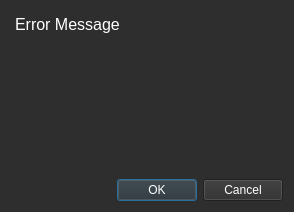
Above: error.ui from alvi-khan/Marshal before the change. Below: the same form after it.
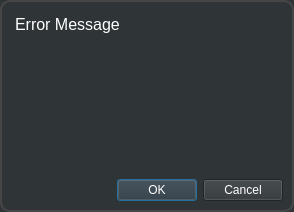
That is the form after the change.

```diff
--- a/error.ui
+++ b/error.ui
@@ -14,8 +14,16 @@
    <string>Dialog</string>
   </property>
   <property name="styleSheet">
-   <string notr="true">color: rgb(153, 153, 153);
-background-color: rgb(46, 46, 46);</string>
+   <string notr="true">QDialog{
+	border: 1.5px solid rgb(70, 70, 70);
+	border-radius: 10px;
+}
+* {
+	color: rgb(153, 153, 153);
+	background-color: rgb(47, 52, 55);
+}
+QPushButton:hover 
+{ background-color: #3E3E3E; }</string>
   </property>
   <layout class="QVBoxLayout" name="verticalLayout">
    <item>
```
